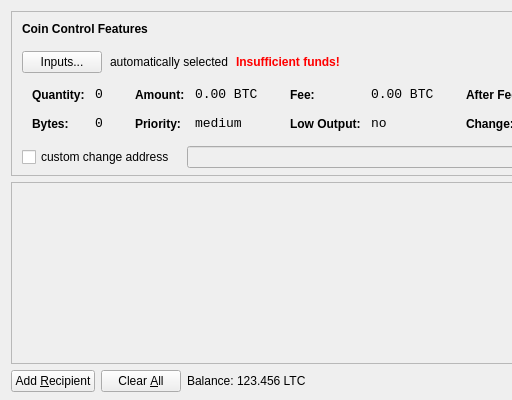
This is src/qt/forms/sendcoinsdialog.ui in liberalcoin/liberalcoin as Qt 5 draws it before an edit; both pictures show x 0 to 512 and y 0 to 400 of the 850 by 400 pixel window. The edited form follows.
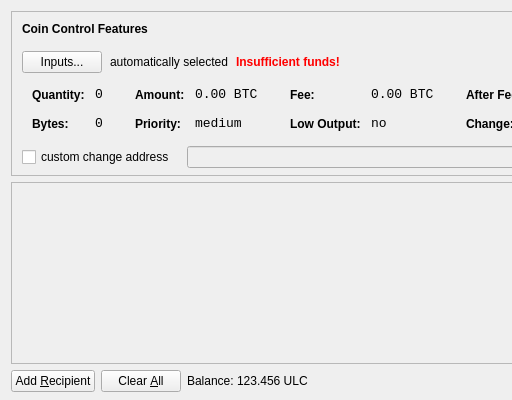
This is the edited form. Icons and pictures are not drawn.

Diff of the .ui file:
```diff
--- a/src/qt/forms/sendcoinsdialog.ui
+++ b/src/qt/forms/sendcoinsdialog.ui
@@ -720,7 +720,7 @@
           <cursorShape>IBeamCursor</cursorShape>
          </property>
          <property name="text">
-          <string>123.456 LTC</string>
+          <string>123.456 ULC</string>
          </property>
          <property name="textInteractionFlags">
           <set>Qt::LinksAccessibleByMouse|Qt::TextSelectableByKeyboard|Qt::TextSelectableByMouse</set>
```
